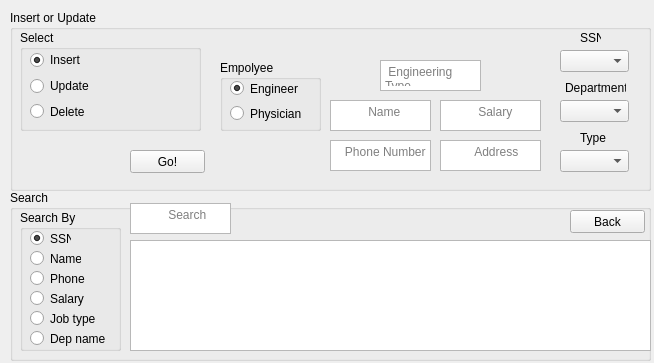
The window that employee.ui (Umneiah/PharmaCompany) describes before a commit, drawn with Qt 5.
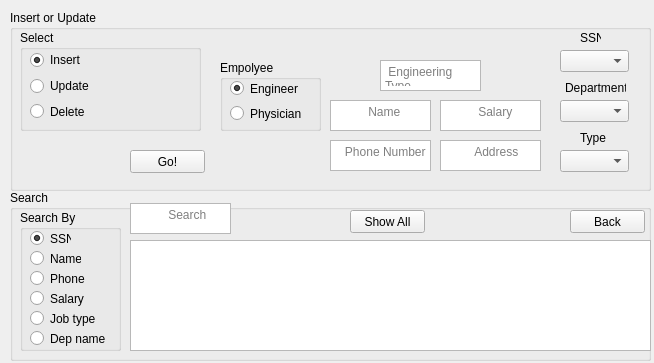
The same window after the commit.

What changed in the file:
```diff
--- a/employee.ui
+++ b/employee.ui
@@ -421,6 +421,19 @@
      </rect>
     </property>
    </widget>
+   <widget class="QPushButton" name="ShowAll">
+    <property name="geometry">
+     <rect>
+      <x>340</x>
+      <y>20</y>
+      <width>75</width>
+      <height>23</height>
+     </rect>
+    </property>
+    <property name="text">
+     <string>Show All</string>
+    </property>
+   </widget>
   </widget>
  </widget>
  <resources/>
```
Left out of the diff: 15 changed lines with no effect on the pictures.
